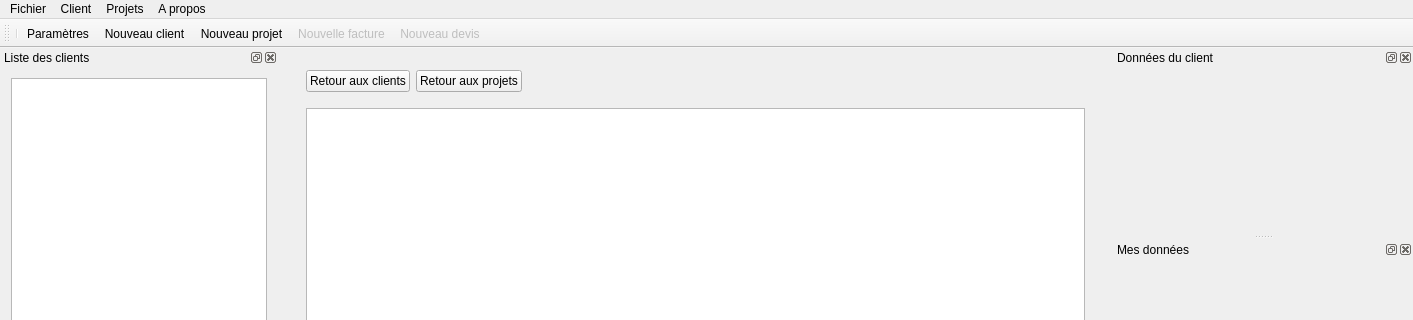
Old version of the form src/gui/mainwindow/mainwindow.ui in the repository FACT-Team/FactDev; both pictures show x 0 to 1413 and y 0 to 320 of the 1413 by 720 pixel window.
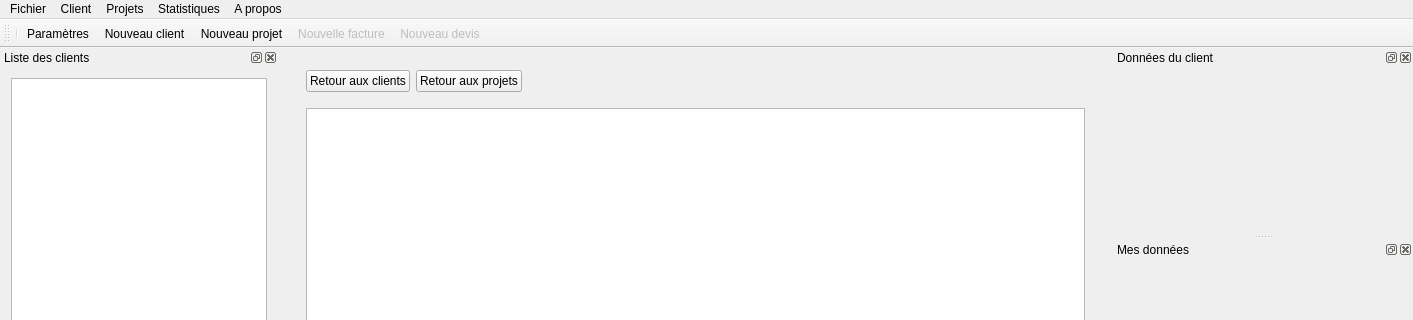
New version of the form. Icons and pictures are not drawn. Custom widgets are drawn as their Qt base class.

Commit message: Turnover menu and opening of Compute window by this menu

Patch:
```diff
--- a/src/gui/mainwindow/mainwindow.ui
+++ b/src/gui/mainwindow/mainwindow.ui
@@ -368,7 +368,7 @@
      <x>0</x>
      <y>0</y>
      <width>1413</width>
-     <height>22</height>
+     <height>19</height>
     </rect>
    </property>
    <widget class="QMenu" name="menuFichier">
@@ -403,9 +403,16 @@
     </property>
     <addaction name="actAddProject"/>
    </widget>
+   <widget class="QMenu" name="menuStatistiques">
+    <property name="title">
+     <string>Statistiques</string>
+    </property>
+    <addaction name="actComputeTurnover"/>
+   </widget>
    <addaction name="menuFichier"/>
    <addaction name="menuClient"/>
    <addaction name="menuProjets"/>
+   <addaction name="menuStatistiques"/>
    <addaction name="menuA_propos"/>
   </widget>
   <widget class="QToolBar" name="mainToolBar">
```
Left out of the diff: 56 changed lines with no effect on the pictures. The commit also changes 4 other files.
